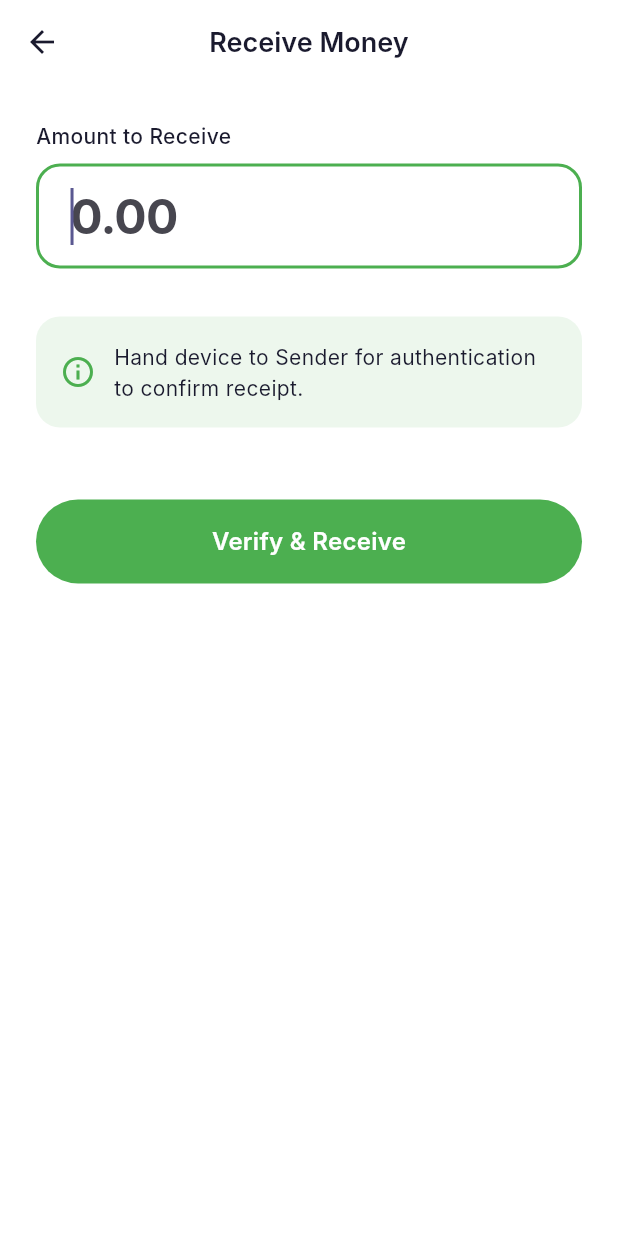
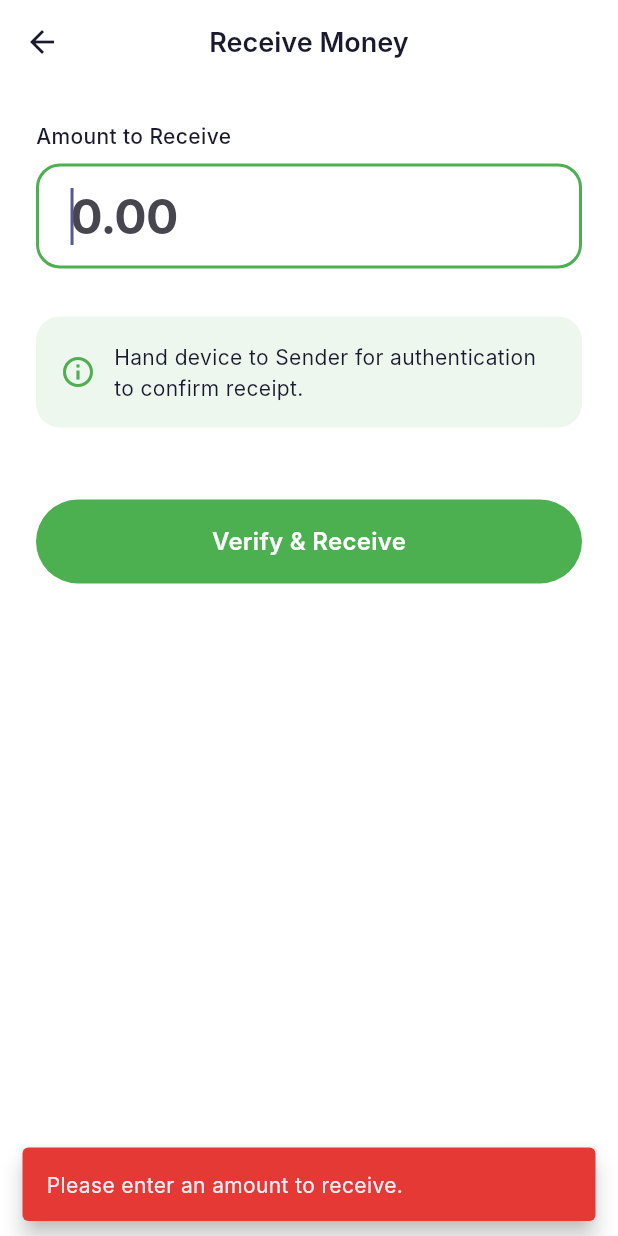
Before and after one commit to kimhongzhang323/SiBehGoodBank, a Flutter app: the ReceiveScreen screen opened directly with empty values, after a tap on "Verify & Receive", on a phone screen of 412 x 824 dp. Run offline on Flutter 3.47's test engine with Material 3 defaults, Android fonts, the phone set to English and light mode, and no system bars; Roboto replaces fonts that are missing (Inter).

Commit message:
basic error handling

```diff
--- a/lib/screens/receive_screen.dart
+++ b/lib/screens/receive_screen.dart
@@ -4,7 +4,7 @@ import '../widgets/widgets.dart';
 import 'transfer_receipt_screen.dart';
 
 class ReceiveScreen extends StatefulWidget {
-  final String currencySymbol; // Added currency symbol
+  final String currencySymbol;
 
   const ReceiveScreen({
     super.key,
@@ -20,7 +20,18 @@ class _ReceiveScreenState extends State<ReceiveScreen> {
   bool _isLoading = false;
 
   void _initiateReceive() {
-    if (_amountController.text.isEmpty) return;
+    // 1. Error Handling: Empty Input
+    if (_amountController.text.isEmpty) {
+      _showError('Please enter an amount to receive.');
+      return;
+    }
+
+    // 2. Error Handling: Invalid Amount
+    final value = double.tryParse(_amountController.text);
+    if (value == null || value <= 0) {
+      _showError('Please enter a valid amount.');
+      return;
+    }
 
     setState(() => _isLoading = true);
 
@@ -45,11 +56,21 @@ class _ReceiveScreenState extends State<ReceiveScreen> {
       MaterialPageRoute(
         builder: (context) => TransferReceiptScreen(
           amount: _amountController.text,
-          currencySymbol: widget.currencySymbol, // Pass symbol to receipt
+          currencySymbol: widget.currencySymbol,
           recipientName: 'Sender Name',
           recipientAccount: '**** 1234',
           isReceiving: true,
         ),
+      ),
+    );
+  }
+
+  void _showError(String message) {
+    ScaffoldMessenger.of(context).showSnackBar(
+      SnackBar(
+        content: Text(message),
+        backgroundColor: AppColors.negative,
+        behavior: SnackBarBehavior.floating,
       ),
     );
   }
@@ -82,7 +103,7 @@ class _ReceiveScreenState extends State<ReceiveScreen> {
                   const TextInputType.numberWithOptions(decimal: true),
               style: AppTextStyles.displayMedium,
               decoration: InputDecoration(
-                prefixText: '${widget.currencySymbol} ', // Use dynamic symbol
+                prefixText: '${widget.currencySymbol} ',
                 hintText: '0.00',
                 border: OutlineInputBorder(
                   borderRadius: BorderRadius.circular(16),
@@ -157,6 +178,7 @@ class _ReceiveScreenState extends State<ReceiveScreen> {
   void _showPasswordPrompt(BuildContext context, String userRole) {
     showDialog(
       context: context,
+      barrierDismissible: false, // Force user to use buttons
       builder: (ctx) => AlertDialog(
         title: Text('$userRole Password'),
         content: const TextField(
@@ -166,7 +188,11 @@ class _ReceiveScreenState extends State<ReceiveScreen> {
         ),
         actions: [
           TextButton(
-            onPressed: () => Navigator.pop(ctx),
+            onPressed: () {
+              Navigator.pop(ctx);
+              // 3. Error Handling: Reset loading on cancel
+              setState(() => _isLoading = false);
+            },
             child: const Text('Cancel'),
           ),
           TextButton(
```
Also changed, not shown: lib/screens/transfer_screen.dart (+56 -9 lines).
